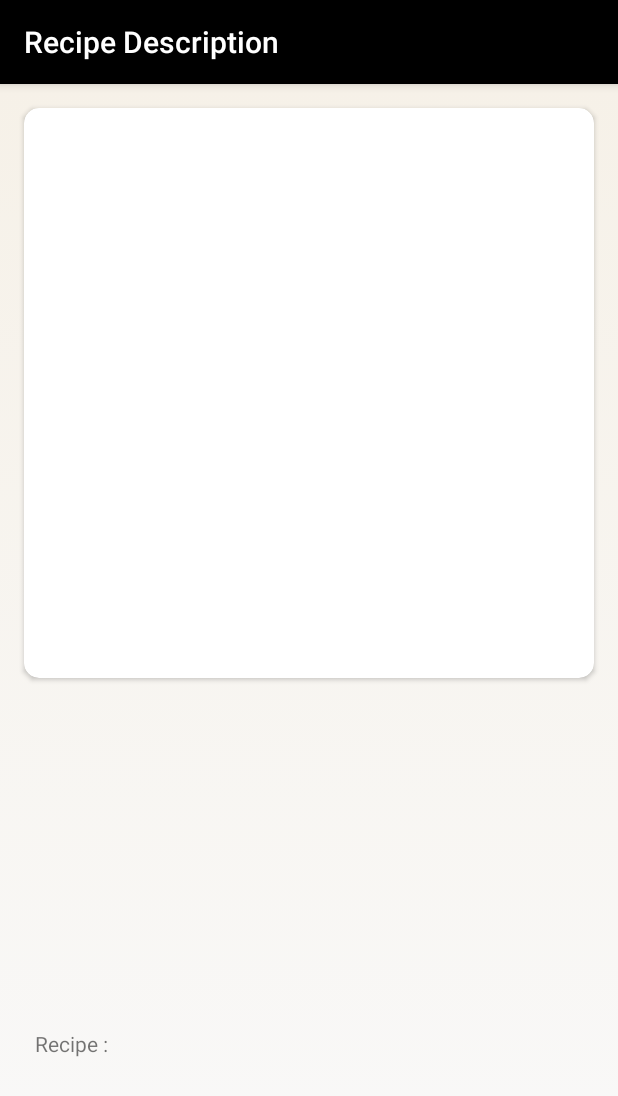
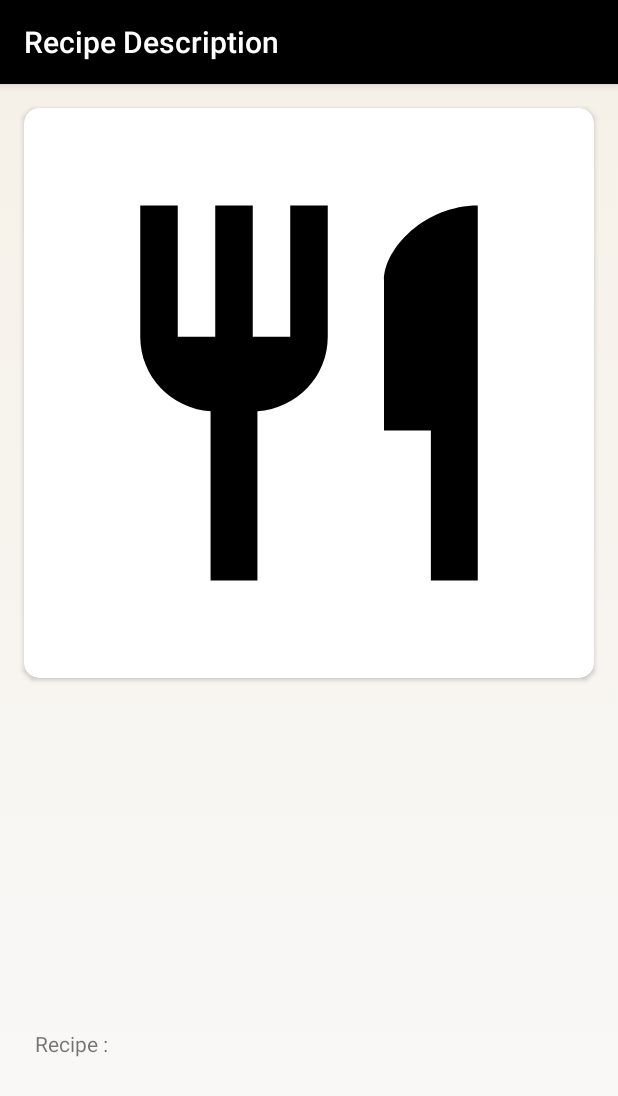
Before and after one commit to tejaspatel083/SDT_PROJECT, an Android app: the RecipeDescription screen opened directly, with no data from a screen before it, on a phone screen of 412 x 824 dp. Shown: the top 1096 px of the screen. Run offline under Robolectric (Android 15) with nearby library versions, the phone set to English and light mode, and no system bars; our stand-ins replace Firebase (no records; nobody signed in at launch, a user with empty details on screens opened directly); 1 statement that could not run was skipped.

Commit message:
Only Image not retried

```diff
--- a/app/src/main/java/com/example/myrecipe_sdt/RecipeDescription.java
+++ b/app/src/main/java/com/example/myrecipe_sdt/RecipeDescription.java
@@ -56,6 +56,7 @@ public class RecipeDescription extends AppCompatActivity {
                 {
 
                     DataSnapshot name = ds.child("rname");
+
                     String area_value = name.getValue().toString();
                     if(area_value.contains(str)){
 
--- a/app/src/main/res/layout/activity_recipe_description.xml
+++ b/app/src/main/res/layout/activity_recipe_description.xml
@@ -33,6 +33,7 @@
                     android:layout_width="300dp"
                     android:layout_height="300dp"
                     android:layout_gravity="center"
+                    app:srcCompat="@drawable/ic_restaurant_black_24dp"
                     />
 
 
--- a/app/src/main/res/layout/homepage_model.xml
+++ b/app/src/main/res/layout/homepage_model.xml
@@ -20,6 +20,7 @@
             android:layout_width="300dp"
             android:layout_height="300dp"
             android:layout_gravity="center"
+            app:srcCompat="@drawable/ic_restaurant_black_24dp"
             />
 
         <TextView
--- a/app/src/main/res/layout/myrecipelist_model.xml
+++ b/app/src/main/res/layout/myrecipelist_model.xml
@@ -20,6 +20,7 @@
             android:layout_width="300dp"
             android:layout_height="300dp"
             android:layout_gravity="center"
+            app:srcCompat="@drawable/ic_restaurant_black_24dp"
             />
 
         <TextView
```
